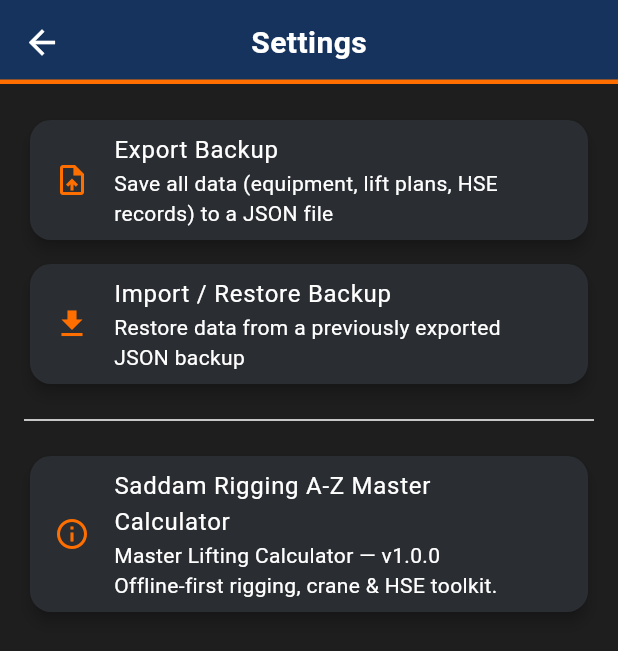
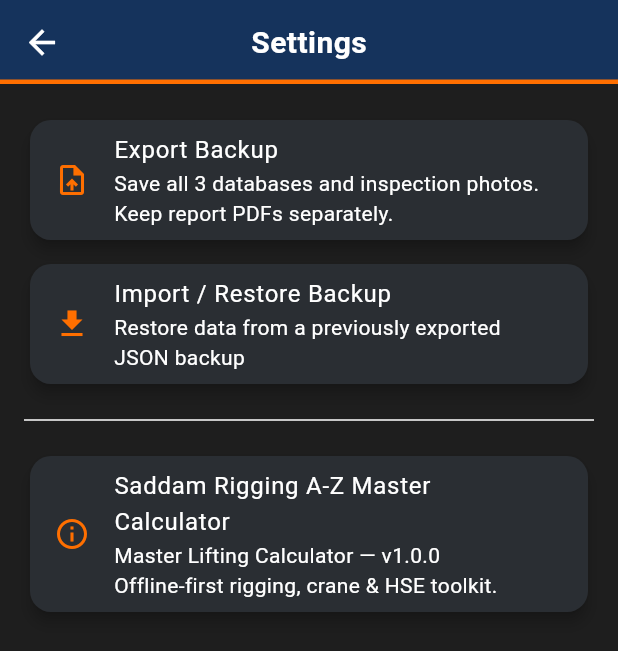
Before and after one commit to shahnawazzafarsiddiquee-bit/Saddam-Rigging-AZ-Master-Calculator, a Flutter app: the SettingsScreen screen opened by its route, on a phone screen of 412 x 824 dp. Shown: the top 651 px of the screen. Run offline on Flutter 3.47's test engine with Material 3 defaults, Android fonts, the phone set to English and light mode, and no system bars; our stand-ins replace file_picker, image_picker, pdf, printing, qr_flutter, share_plus and 1 more; missing offline and left inert: google_mlkit_text_recognition, mobile_scanner; accounts and stored records are empty.

Commit message:
docs: explain backup scope and recovery copy [skip ci]

```diff
--- a/lib/screens/settings.dart
+++ b/lib/screens/settings.dart
@@ -35,7 +35,7 @@ class _SettingsScreenState extends State<SettingsScreen> {
       context: context,
       builder: (_) => AlertDialog(
         title: const Text('Restore Backup?'),
-        content: const Text('This will replace ALL current data with the selected backup. Continue?'),
+        content: const Text('This replaces the databases included in the selected backup. A recovery backup is saved first. Legacy backups replace only the main database. External PDF files are not included. Continue?'),
         actions: [
           TextButton(onPressed: () => Navigator.pop(context, false), child: const Text('Cancel')),
           TextButton(onPressed: () => Navigator.pop(context, true), child: const Text('Restore')),
@@ -72,7 +72,7 @@ class _SettingsScreenState extends State<SettingsScreen> {
             child: ListTile(
               leading: const Icon(Icons.upload_file, color: AppColors.safetyOrange),
               title: const Text('Export Backup'),
-              subtitle: const Text('Save all data (equipment, lift plans, HSE records) to a JSON file'),
+              subtitle: const Text('Save all 3 databases and inspection photos. Keep report PDFs separately.'),
               onTap: _busy ? null : _exportBackup,
             ),
           ),
```
